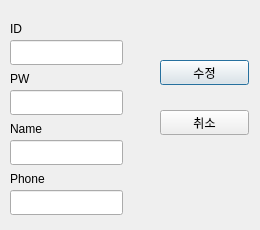
The window that Yanolja_clnt1/user_edit.ui (mssung34/Yanolja) describes before a commit, drawn with Qt 5.
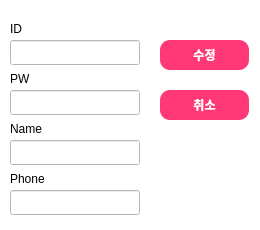
The same window after the commit.

Patch:
```diff
--- a/Yanolja_clnt1/user_edit.ui
+++ b/Yanolja_clnt1/user_edit.ui
@@ -11,7 +11,10 @@
    </rect>
   </property>
   <property name="windowTitle">
-   <string>Dialog</string>
+   <string>내정보</string>
+  </property>
+  <property name="styleSheet">
+   <string notr="true">background-color: rgb(255, 255, 255);</string>
   </property>
   <widget class="QLabel" name="label">
    <property name="geometry">
@@ -34,7 +37,7 @@
     <rect>
      <x>10</x>
      <y>40</y>
-     <width>113</width>
+     <width>130</width>
      <height>25</height>
     </rect>
    </property>
@@ -63,7 +66,7 @@
     <rect>
      <x>10</x>
      <y>90</y>
-     <width>113</width>
+     <width>130</width>
      <height>25</height>
     </rect>
    </property>
@@ -86,7 +89,7 @@
     <rect>
      <x>10</x>
      <y>140</y>
-     <width>113</width>
+     <width>130</width>
      <height>25</height>
     </rect>
    </property>
@@ -109,7 +112,7 @@
     <rect>
      <x>10</x>
      <y>190</y>
-     <width>113</width>
+     <width>130</width>
      <height>25</height>
     </rect>
    </property>
@@ -124,11 +127,30 @@
    <property name="geometry">
     <rect>
      <x>160</x>
-     <y>60</y>
+     <y>40</y>
      <width>89</width>
-     <height>25</height>
+     <height>30</height>
     </rect>
    </property>
+   <property name="font">
+    <font>
+     <family>Sans</family>
+     <weight>75</weight>
+     <bold>true</bold>
+    </font>
+   </property>
+   <property name="styleSheet">
+    <string notr="true">QPushButton{
+	background-color: rgb(255, 56, 120);
+	color: rgb(255, 255, 255);
+    border-radius: 10px;
+}
+QPushButton:hover{
+	background-color: rgb(255, 255, 255);
+	color: rgb(255, 56, 120);
+    border-radius: 10px;
+}</string>
+   </property>
    <property name="text">
     <string>수정</string>
    </property>
@@ -137,11 +159,30 @@
    <property name="geometry">
     <rect>
      <x>160</x>
-     <y>110</y>
+     <y>90</y>
      <width>89</width>
-     <height>25</height>
+     <height>30</height>
     </rect>
    </property>
+   <property name="font">
+    <font>
+     <family>Sans</family>
+     <weight>75</weight>
+     <bold>true</bold>
+    </font>
+   </property>
+   <property name="styleSheet">
+    <string notr="true">QPushButton{
+	background-color: rgb(255, 56, 120);
+	color: rgb(255, 255, 255);
+    border-radius: 10px;
+}
+QPushButton:hover{
+	background-color: rgb(255, 255, 255);
+	color: rgb(255, 56, 120);
+    border-radius: 10px;
+}</string>
+   </property>
    <property name="text">
     <string>취소</string>
    </property>
```
